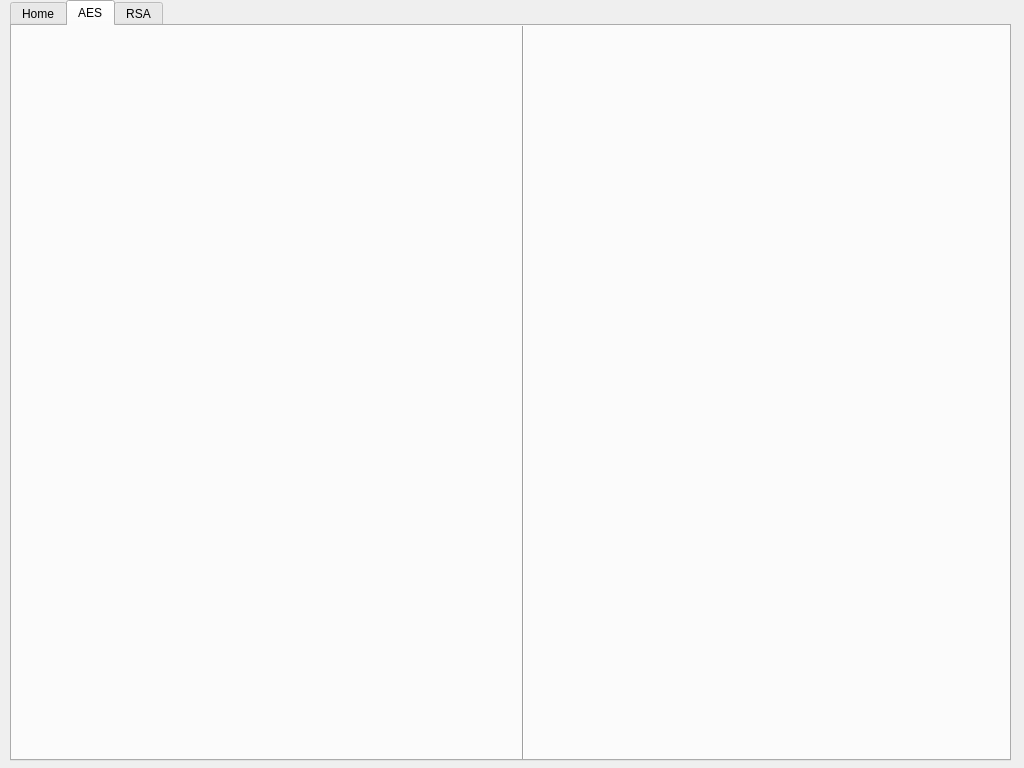
Before: the Qt Designer form mainwindow.ui in PU-Crypto/GUI, drawn with Qt 5.
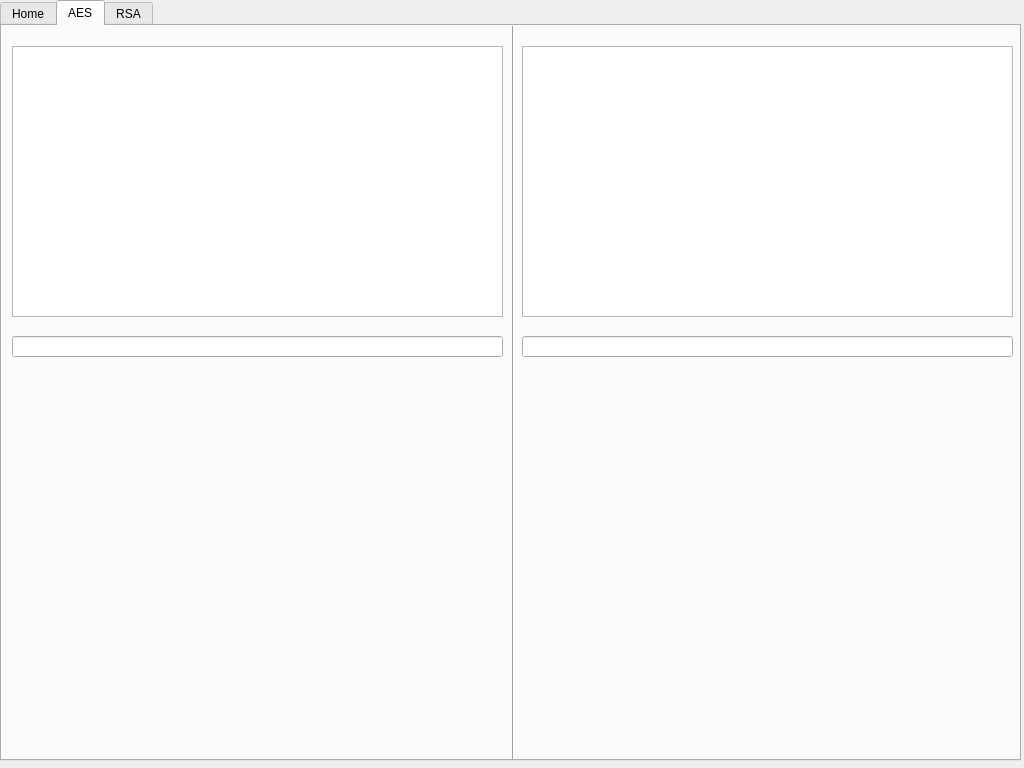
After: the same form once the commit is applied.

Commit message: Some really basic additions

The edit to the form file:
```diff
--- a/mainwindow.ui
+++ b/mainwindow.ui
@@ -13,13 +13,16 @@
   <property name="windowTitle">
    <string>mainWindow</string>
   </property>
+  <property name="styleSheet">
+   <string notr="true"/>
+  </property>
   <widget class="QWidget" name="centralWidget">
    <widget class="QTabWidget" name="tabBox">
     <property name="geometry">
      <rect>
-      <x>10</x>
+      <x>0</x>
       <y>0</y>
-      <width>1001</width>
+      <width>1021</width>
       <height>761</height>
      </rect>
     </property>
@@ -48,6 +51,46 @@
        <enum>Qt::Vertical</enum>
       </property>
      </widget>
+     <widget class="QPlainTextEdit" name="plainTextEdit">
+      <property name="geometry">
+       <rect>
+        <x>10</x>
+        <y>20</y>
+        <width>491</width>
+        <height>271</height>
+       </rect>
+      </property>
+     </widget>
+     <widget class="QLineEdit" name="lineEdit">
+      <property name="geometry">
+       <rect>
+        <x>10</x>
+        <y>310</y>
+        <width>491</width>
+        <height>21</height>
+       </rect>
+      </property>
+     </widget>
+     <widget class="QPlainTextEdit" name="plainTextEdit_2">
+      <property name="geometry">
+       <rect>
+        <x>520</x>
+        <y>20</y>
+        <width>491</width>
+        <height>271</height>
+       </rect>
+      </property>
+     </widget>
+     <widget class="QLineEdit" name="lineEdit_2">
+      <property name="geometry">
+       <rect>
+        <x>520</x>
+        <y>310</y>
+        <width>491</width>
+        <height>21</height>
+       </rect>
+      </property>
+     </widget>
     </widget>
     <widget class="QWidget" name="rsa">
      <attribute name="title">
```
The commit also changes 1 other file.
